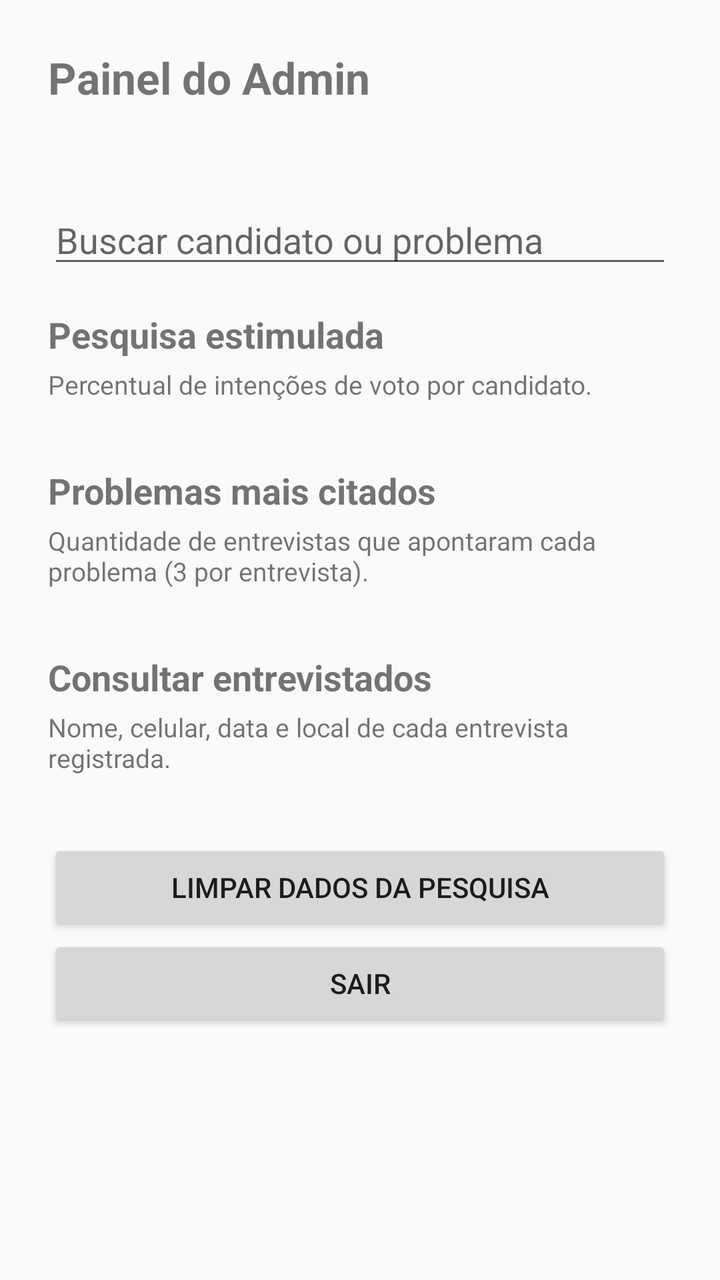
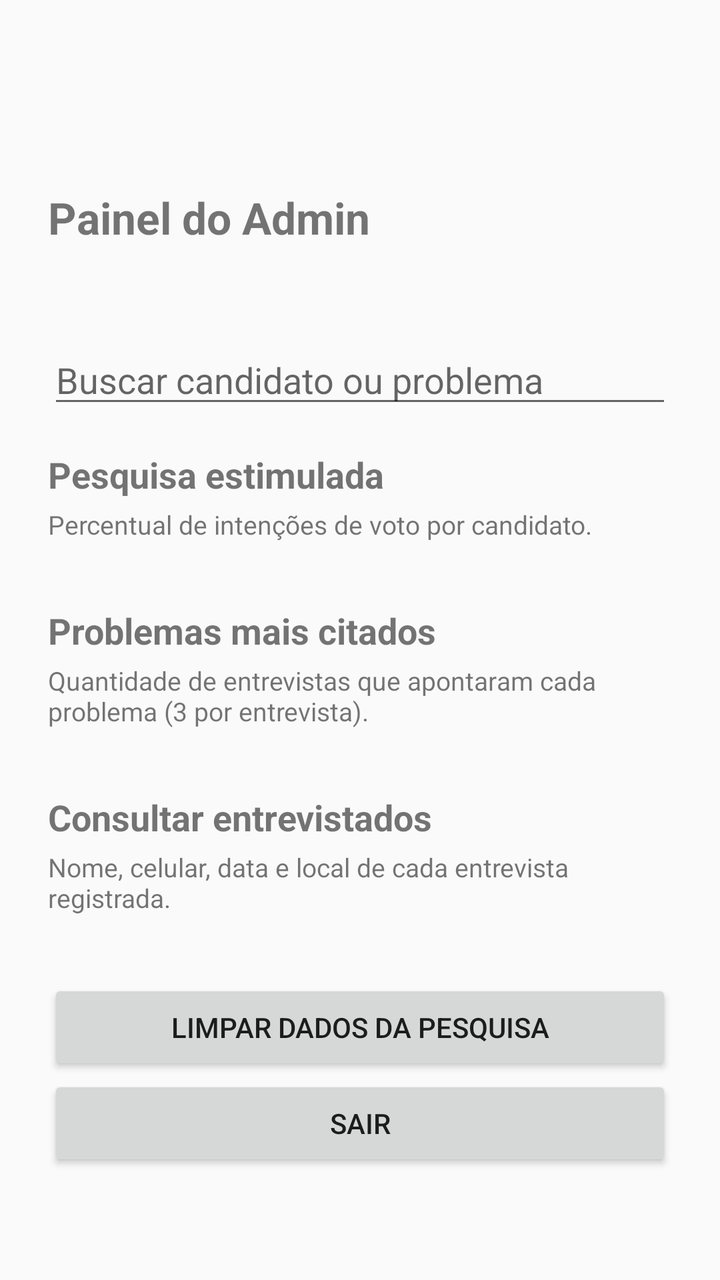

Before-and-after screenshots of an Android layout around one commit, followed by the original layout XML and the change that was made.
<!-- AndroidManifest.xml: application theme android:Theme.Material.Light.DarkActionBar -->
<!-- res/layout/activity_admin.xml -->
<?xml version="1.0" encoding="utf-8"?>
<ScrollView xmlns:android="http://schemas.android.com/apk/res/android"
    android:layout_width="match_parent"
    android:layout_height="match_parent">

    <LinearLayout
        android:layout_width="match_parent"
        android:layout_height="wrap_content"
        android:orientation="vertical"
        android:padding="24dp">

        <TextView
            android:layout_width="wrap_content"
            android:layout_height="wrap_content"
            android:text="Painel do Admin"
            android:textSize="22sp"
            android:textStyle="bold"
            android:layout_marginBottom="8dp" />

        <TextView
            android:id="@+id/textoResumo"
            android:layout_width="match_parent"
            android:layout_height="wrap_content"
            android:textSize="15sp"
            android:layout_marginBottom="16dp" />

        <EditText
            android:id="@+id/editBusca"
            android:layout_width="match_parent"
            android:layout_height="wrap_content"
            android:hint="Buscar candidato ou problema"
            android:inputType="text"
            android:layout_marginBottom="16dp" />

        <TextView
            android:layout_width="wrap_content"
            android:layout_height="wrap_content"
            android:text="Pesquisa estimulada"
            android:textSize="18sp"
            android:textStyle="bold"
            android:layout_marginBottom="4dp" />

        <TextView
            android:layout_width="wrap_content"
            android:layout_height="wrap_content"
            android:text="Percentual de intenções de voto por candidato."
            android:textSize="13sp"
            android:layout_marginBottom="8dp" />

        <LinearLayout
            android:id="@+id/caixaCandidatos"
            android:layout_width="match_parent"
            android:layout_height="wrap_content"
            android:orientation="vertical"
            android:layout_marginBottom="24dp" />

        <TextView
            android:layout_width="wrap_content"
            android:layout_height="wrap_content"
            android:text="Problemas mais citados"
            android:textSize="18sp"
            android:textStyle="bold"
            android:layout_marginBottom="4dp" />

        <TextView
            android:layout_width="wrap_content"
            android:layout_height="wrap_content"
            android:text="Quantidade de entrevistas que apontaram cada problema (3 por entrevista)."
            android:textSize="13sp"
            android:layout_marginBottom="8dp" />

        <LinearLayout
            android:id="@+id/caixaProblemas"
            android:layout_width="match_parent"
            android:layout_height="wrap_content"
            android:orientation="vertical"
            android:layout_marginBottom="24dp" />

        <TextView
            android:layout_width="wrap_content"
            android:layout_height="wrap_content"
            android:text="Consultar entrevistados"
            android:textSize="18sp"
            android:textStyle="bold"
            android:layout_marginBottom="4dp" />

        <TextView
            android:layout_width="wrap_content"
            android:layout_height="wrap_content"
            android:text="Nome, celular, data e local de cada entrevista registrada."
            android:textSize="13sp"
            android:layout_marginBottom="8dp" />

        <LinearLayout
            android:id="@+id/caixaEntrevistados"
            android:layout_width="match_parent"
            android:layout_height="wrap_content"
            android:orientation="vertical"
            android:layout_marginBottom="24dp" />

        <Button
            android:id="@+id/botaoLimpar"
            android:layout_width="match_parent"
            android:layout_height="wrap_content"
            android:text="Limpar dados da pesquisa" />

        <Button
            android:id="@+id/botaoSair"
            android:layout_width="match_parent"
            android:layout_height="wrap_content"
            android:text="Sair" />

    </LinearLayout>

</ScrollView>
<!-- resources referenced by this layout -->
<resources>

</resources>

<!-- the commit's change to res/layout/activity_admin.xml (unified diff, before → after) -->
@@ -8,6 +8,10 @@
         android:layout_height="wrap_content"
         android:orientation="vertical"
         android:padding="24dp">
+
+        <Space
+            android:layout_width="1dp"
+            android:layout_height="70dp"/>
 
         <TextView
             android:layout_width="wrap_content"
